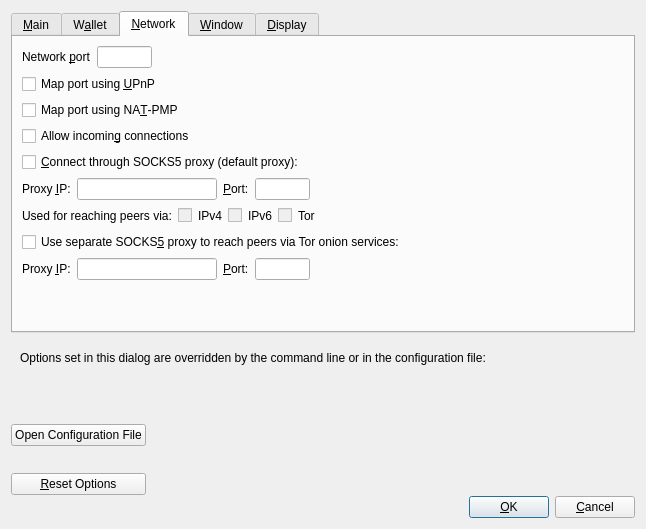
Above: src/qt/forms/optionsdialog.ui from bitcoincore-dev/bitcoin-2001-863168-294116-d812cf1189 before the change. Below: the same form after it.
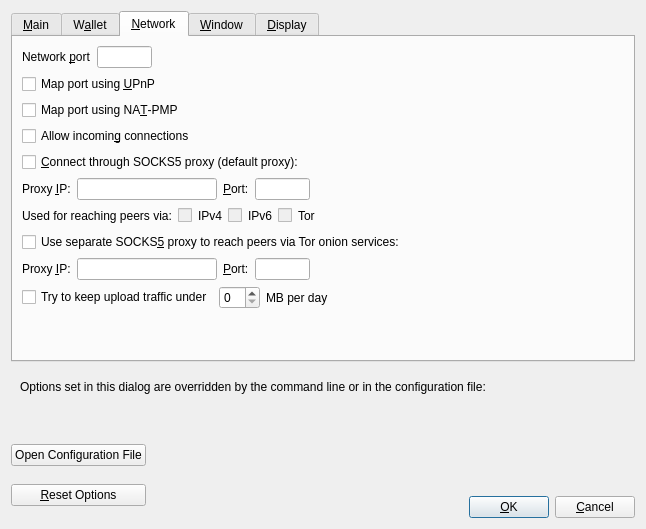
That is the form after the change. The open tabs and pages were chosen to show the change. Custom widgets are drawn as their Qt base class.

Commit message: Qt/Options: Expose maxuploadtarget in GUI using rwconf

What changed in the file:
```diff
--- a/src/qt/forms/optionsdialog.ui
+++ b/src/qt/forms/optionsdialog.ui
@@ -672,6 +672,46 @@
          </item>
         </layout>
        </item>
+       <item>
+        <layout class="QHBoxLayout" name="horizontalLayout_maxuploadtarget">
+         <item>
+          <widget class="QCheckBox" name="maxuploadtargetCheckbox">
+           <property name="text">
+            <string>Try to keep upload traffic under</string>
+           </property>
+          </widget>
+         </item>
+         <item>
+          <widget class="QSpinBox" name="maxuploadtarget"/>
+         </item>
+         <item>
+          <widget class="QLabel" name="maxuploadtargetUnitLabel">
+           <property name="text">
+            <string>MB per day</string>
+           </property>
+           <property name="textFormat">
+            <enum>Qt::PlainText</enum>
+           </property>
+           <property name="buddy">
+            <cstring>maxuploadtargetCheckbox</cstring>
+           </property>
+          </widget>
+         </item>
+         <item>
+          <spacer name="horizontalSpacer_maxuploadtarget">
+           <property name="orientation">
+            <enum>Qt::Horizontal</enum>
+           </property>
+           <property name="sizeHint" stdset="0">
+            <size>
+             <width>40</width>
+             <height>20</height>
+            </size>
+           </property>
+          </spacer>
+         </item>
+        </layout>
+       </item>
        <item>
         <spacer name="verticalSpacer_Network">
          <property name="orientation">
```
The commit also changes 3 other files.
